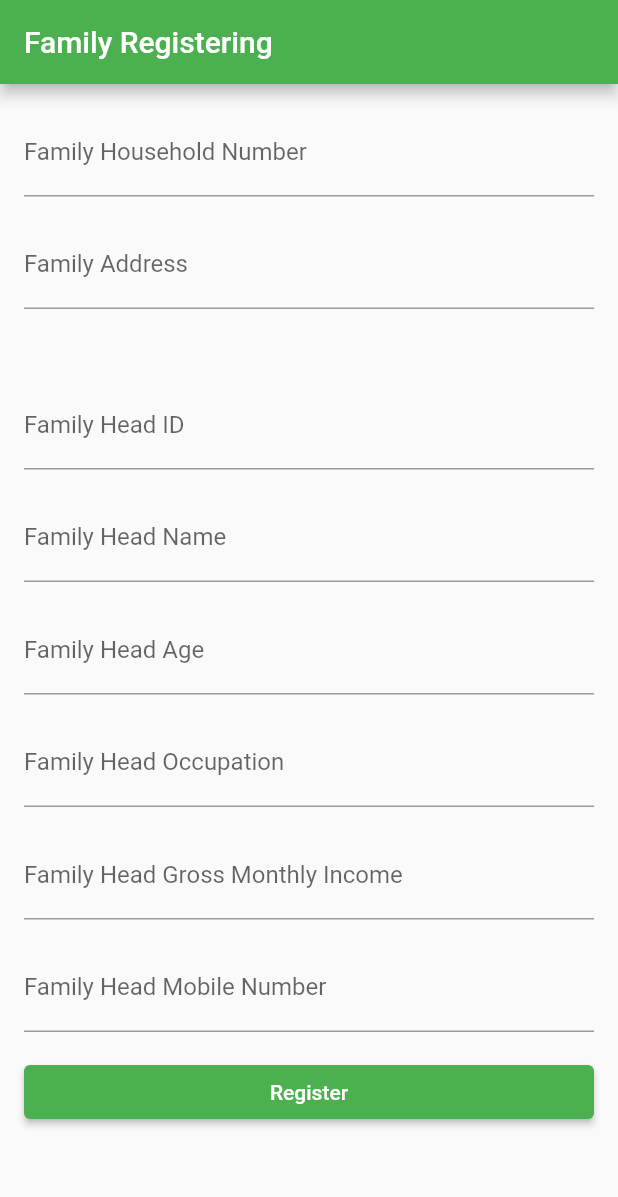
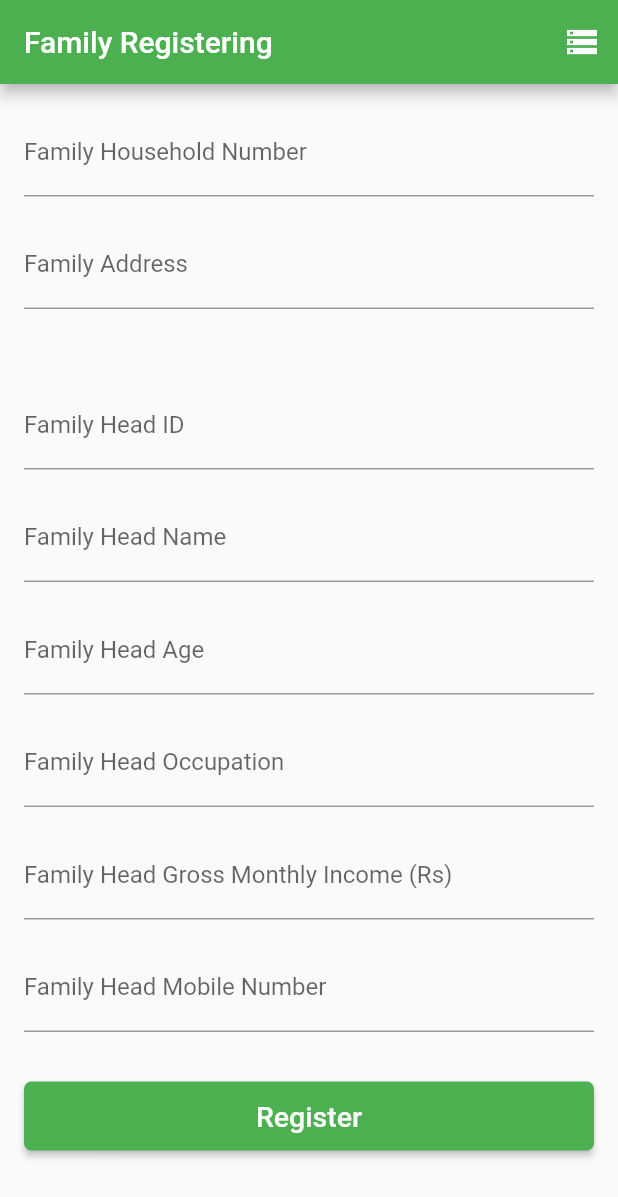
Before and after one commit to VirajBandara/Family-Registering-Mobile-App-Flutter-, a Flutter app: the screen it shows after launch, on a phone screen of 412 x 824 dp. Shown: the top 1197 px of the screen. Run offline on Flutter 3.47's test engine with Material 2 defaults, Android fonts, the phone set to English and light mode, and no system bars; our stand-ins replace sqflite; accounts and stored records are empty.

Commit message:
display button, alignment for displayed data are implemented

```diff
--- a/lib/family_registering.dart
+++ b/lib/family_registering.dart
@@ -28,6 +28,15 @@ class _FamilyRegisteringState extends State<FamilyRegistering> {
     return Scaffold(
       appBar: AppBar(
         title: const Text('Family Registering'),
+        actions: [
+          IconButton(
+            icon: const Icon(Icons.storage),
+            onPressed: () {
+              // Navigate to the FamilyDataScreen
+              Navigator.pushNamed(context, '/family-data');
+            },
+          ),
+        ],
       ),
       body: SingleChildScrollView(
         child: Padding(
@@ -129,7 +138,7 @@ class _FamilyRegisteringState extends State<FamilyRegistering> {
                 const SizedBox(height: 16.0),
                 TextFormField(
                   decoration: const InputDecoration(
-                    labelText: 'Family Head Gross Monthly Income',
+                    labelText: 'Family Head Gross Monthly Income (Rs)',
                   ),
                   validator: (value) {
                     if (value == null || value.isEmpty) {
@@ -156,23 +165,30 @@ class _FamilyRegisteringState extends State<FamilyRegistering> {
                     _familyHeadMobileNumber = value!;
                   },
                 ),
-                const SizedBox(height: 16.0),
+                const SizedBox(height: 32.0),
                 ElevatedButton(
                   onPressed: () async {
                     if (_formKey.currentState!.validate()) {
                       _formKey.currentState!.save();
                       await _saveFamilyData();
-                      ScaffoldMessenger.of(context).showSnackBar(
-                        const SnackBar(
-                          content: Text('Family data saved successfully!'),
-                          duration: Duration(seconds: 3),
-                        ),
-                      );
+
                       // Navigate to the FamilyDataScreen
                       Navigator.pushNamed(context, '/family-data');
                     }
                   },
-                  child: const Text('Register'),
+                  style: ElevatedButton.styleFrom(
+                    shape: RoundedRectangleBorder(
+                      borderRadius: BorderRadius.circular(5.0),
+                    ),
+                    padding: const EdgeInsets.symmetric(
+                      horizontal: 30.0,
+                      vertical: 12.0,
+                    ),
+                  ),
+                  child: const Text(
+                    'Register',
+                    style: TextStyle(fontSize: 19.0),
+                  ),
                 ),
               ],
             ),
```
Also changed, not shown: lib/family_data_screen.dart (+55 -24 lines).
